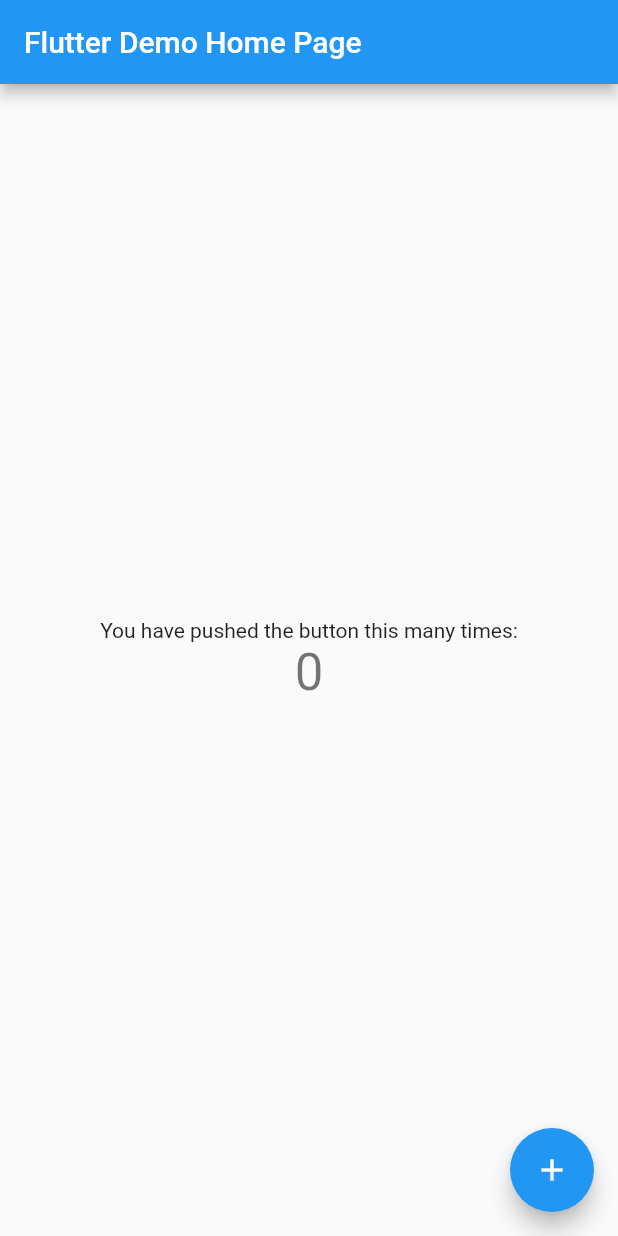
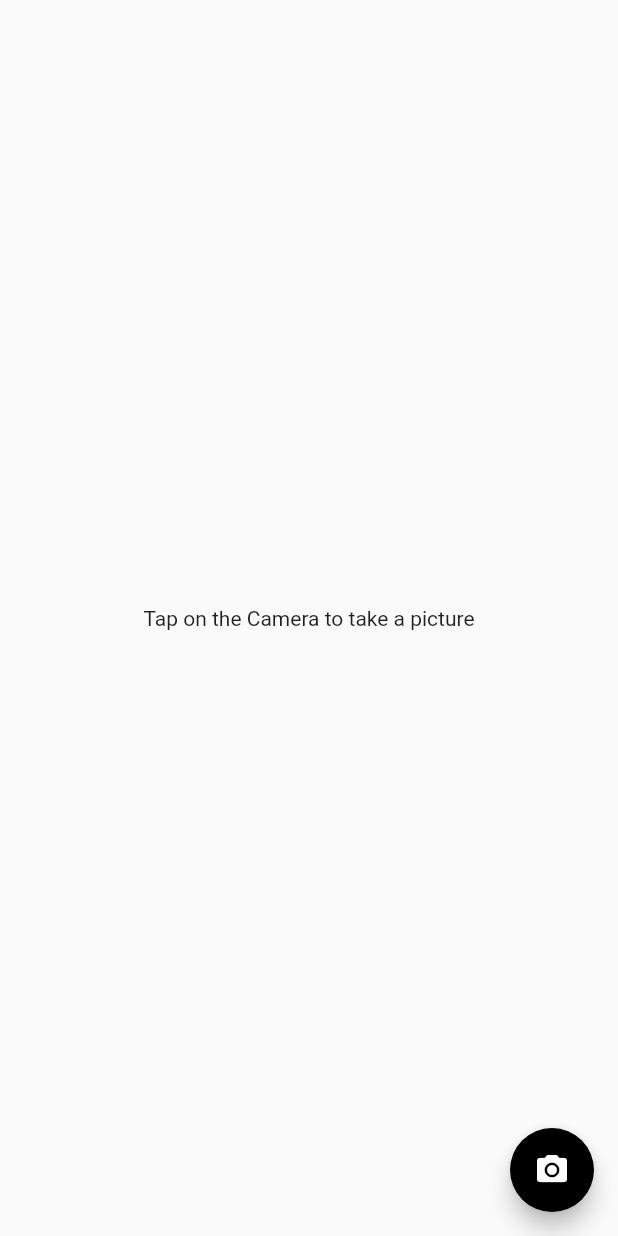
Before and after one commit to hongyu1738/plum_test, a Flutter app: the screen it shows after launch, on a phone screen of 412 x 824 dp. Run offline on Flutter 3.47's test engine with Material 2 defaults, Android fonts, the phone set to English and light mode, and no system bars; our stand-ins replace image_picker.

Commit message:
Added codes for Home and Camera

```diff
--- a/lib/main.dart
+++ b/lib/main.dart
@@ -1,4 +1,5 @@
 import 'package:flutter/material.dart';
+import 'package:plum_test/screens/learn/camera.dart';
 
 void main() {
   runApp(MyApp());
@@ -9,105 +10,7 @@ class MyApp extends StatelessWidget {
   @override
   Widget build(BuildContext context) {
     return MaterialApp(
-      title: 'Flutter Demo',
-      theme: ThemeData(
-        // This is the theme of your application.
-        //
-        // Try running your application with "flutter run". You'll see the
-        // application has a blue toolbar. Then, without quitting the app, try
-        // changing the primarySwatch below to Colors.green and then invoke
-        // "hot reload" (press "r" in the console where you ran "flutter run",
-        // or simply save your changes to "hot reload" in a Flutter IDE).
-        // Notice that the counter didn't reset back to zero; the application
-        // is not restarted.
-        primarySwatch: Colors.blue,
-      ),
-      home: MyHomePage(title: 'Flutter Demo Home Page'),
+      home: Camera(),
     );
   }
 }
-
-class MyHomePage extends StatefulWidget {
-  MyHomePage({Key key, this.title}) : super(key: key);
-
-  // This widget is the home page of your application. It is stateful, meaning
-  // that it has a State object (defined below) that contains fields that affect
-  // how it looks.
-
-  // This class is the configuration for the state. It holds the values (in this
-  // case the title) provided by the parent (in this case the App widget) and
-  // used by the build method of the State. Fields in a Widget subclass are
-  // always marked "final".
-
-  final String title;
-
-  @override
-  _MyHomePageState createState() => _MyHomePageState();
-}
-
-class _MyHomePageState extends State<MyHomePage> {
-  int _counter = 0;
-
-  void _incrementCounter() {
-    setState(() {
-      // This call to setState tells the Flutter framework that something has
-      // changed in this State, which causes it to rerun the build method below
-      // so that the display can reflect the updated values. If we changed
-      // _counter without calling setState(), then the build method would not be
-      // called again, and so nothing would appear to happen.
-      _counter++;
-    });
-  }
-
-  @override
-  Widget build(BuildContext context) {
-    // This method is rerun every time setState is called, for instance as done
-    // by the _incrementCounter method above.
-    //
-    // The Flutter framework has been optimized to make rerunning build methods
-    // fast, so that you can just rebuild anything that needs updating rather
-    // than having to individually change instances of widgets.
-    return Scaffold(
-      appBar: AppBar(
-        // Here we take the value from the MyHomePage object that was created by
-        // the App.build method, and use it to set our appbar title.
-        title: Text(widget.title),
-      ),
-      body: Center(
-        // Center is a layout widget. It takes a single child and positions it
-        // in the middle of the parent.
-        child: Column(
-          // Column is also a layout widget. It takes a list of children and
-          // arranges them vertically. By default, it sizes itself to fit its
-          // children horizontally, and tries to be as tall as its parent.
-          //
-          // Invoke "debug painting" (press "p" in the console, choose the
-          // "Toggle Debug Paint" action from the Flutter Inspector in Android
-          // Studio, or the "Toggle Debug Paint" command in Visual Studio Code)
-          // to see the wireframe for each widget.
-          //
-          // Column has various properties to control how it sizes itself and
-          // how it positions its children. Here we use mainAxisAlignment to
-          // center the children vertically; the main axis here is the vertical
-          // axis because Columns are vertical (the cross axis would be
-          // horizontal).
-          mainAxisAlignment: MainAxisAlignment.center,
-          children: <Widget>[
-            Text(
-              'You have pushed the button this many times:',
-            ),
-            Text(
-              '$_counter',
-              style: Theme.of(context).textTheme.headline4,
-            ),
-          ],
-        ),
-      ),
-      floatingActionButton: FloatingActionButton(
-        onPressed: _incrementCounter,
-        tooltip: 'Increment',
-        child: Icon(Icons.add),
-      ), // This trailing comma makes auto-formatting nicer for build methods.
-    );
-  }
-}
--- /dev/null
+++ b/lib/screens/home/home.dart
@@ -0,0 +1,13 @@
+import 'package:flutter/material.dart';
+
+class Home extends StatelessWidget {
+
+  @override
+  Widget build(BuildContext context) {
+    return Scaffold(
+      body: Center(
+        child: Text('home screen'),
+      ),
+    );
+  }
+}
--- /dev/null
+++ b/lib/screens/learn/camera.dart
@@ -0,0 +1,45 @@
+import 'package:flutter/material.dart';
+import 'package:image_picker/image_picker.dart';
+import 'dart:io';
+
+class Camera extends StatefulWidget {
+
+  @override
+  _CameraState createState() => _CameraState();
+}
+
+class _CameraState extends State<Camera> {
+
+  //Create an image object
+  File _image;
+
+  //Instantiate image object
+  final imagePicker = ImagePicker();
+
+  //Function to get image from Camera
+  Future getImageFromCamera() async{
+    //Access camera and get image from camera
+    final image = await imagePicker.getImage(source: ImageSource.camera, maxHeight: 480, maxWidth: 600);
+    setState(() {
+      //Assign image to image file
+      _image = File(image.path);
+    });
+  }
+
+  @override
+  Widget build(BuildContext context) {
+    return Scaffold(
+      body: Center(
+        child: _image == null ? Text('Tap on the Camera to take a picture') : Image.file(_image),
+      ),
+      floatingActionButton: FloatingActionButton(
+        onPressed: getImageFromCamera,
+        backgroundColor: Colors.black,
+        child: Icon(
+          Icons.camera_alt,
+          color: Colors.white,
+        ),
+      ),
+    );
+  }
+}
--- a/pubspec.yaml
+++ b/pubspec.yaml
@@ -30,6 +30,7 @@ dependencies:
   cupertino_icons: ^1.0.2
   cloud_firestore: ^2.3.0
   firebase_storage: ^9.0.0
+  image_picker: ^0.8.1+3
 
 dev_dependencies:
   flutter_test:
```
Also changed, not shown: pubspec.lock.
